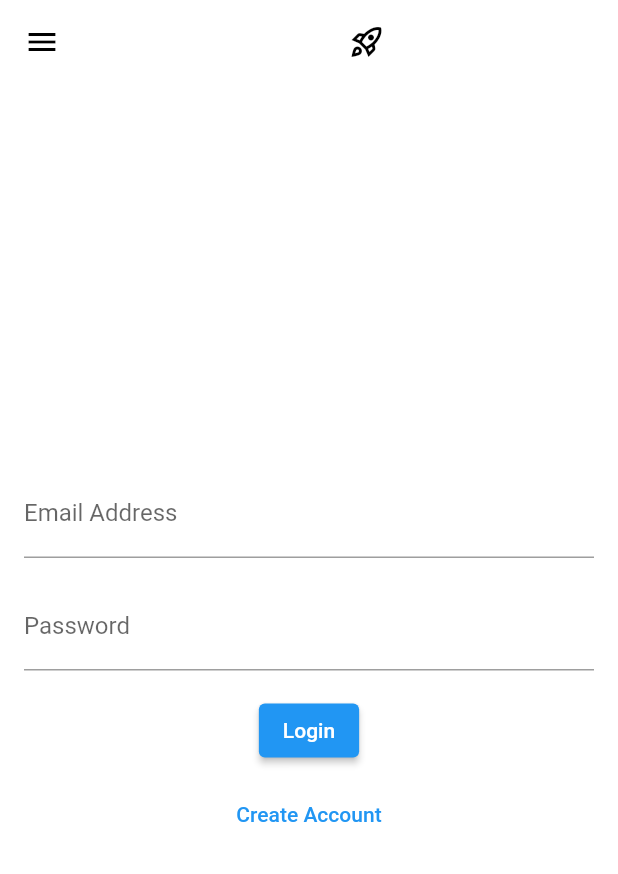
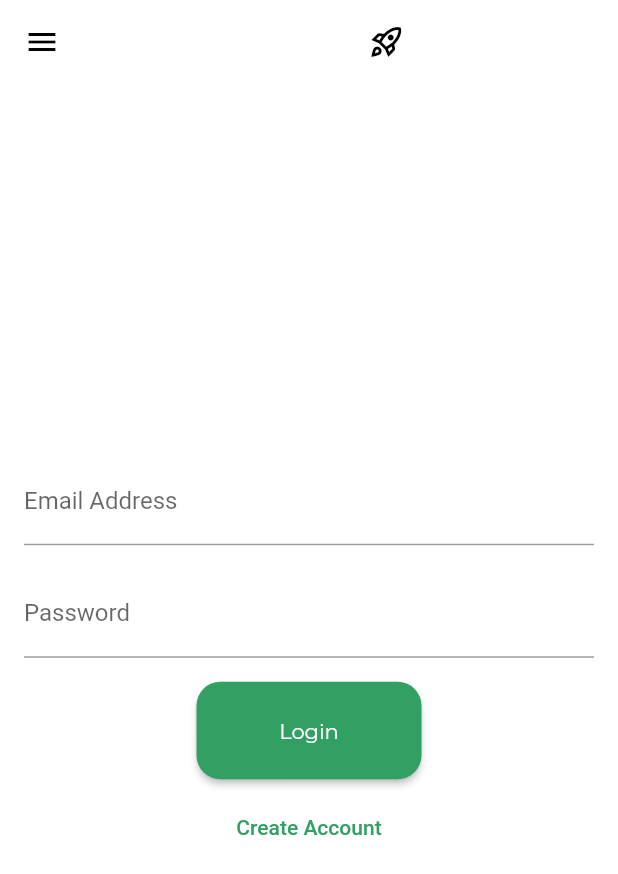
Before and after one commit to ibrahimelnemr/flagak-flutter-app, a Flutter app: the screen it shows after launch, after a tap on "Get Started", on a phone screen of 412 x 824 dp. Shown: the top 874 px of the screen. Run offline on Flutter 3.47's test engine with Material 2 defaults, Android fonts, the phone set to English and light mode, and no system bars; our stand-ins replace flutter_secure_storage, google_fonts; network calls fail.

Commit message:
improve styling

```diff
--- a/frontend/lib/main.dart
+++ b/frontend/lib/main.dart
@@ -2,6 +2,7 @@ import 'package:flutter/material.dart';
 import 'package:frontend/helpers/not_logged_in_view.dart';
 import 'package:frontend/services/api_service.dart';
 import 'package:frontend/services/product.dart';
+import 'package:frontend/utils/styles.dart';
 import 'package:frontend/views/admin_view.dart';
 import 'package:frontend/views/create_product_view.dart';
 import 'package:frontend/views/edit_product_view.dart';
@@ -120,10 +121,7 @@ class _AppScaffoldState extends State<AppScaffold> {
             children: [
               Text(
                 'Trendify',
-                style: TextStyle(
-                  fontWeight: FontWeight.w300,
-                  fontSize: 20,
-                ),
+                style: AppStyles.logoTextStyle
               ),
               Icon(Icons.rocket_launch_outlined),
               SizedBox(width: 50)
--- a/frontend/lib/services/api_service.dart
+++ b/frontend/lib/services/api_service.dart
@@ -5,9 +5,12 @@ import 'package:http/http.dart' as http;
 import 'package:flutter_secure_storage/flutter_secure_storage.dart';
 
 class ApiService {
-  //static const String apiEndpoint = 'http://localhost:3000';
-  // elastic beanstalk hosted endpoint
-  static const String apiEndpoint = 'http://flagak-task-2-env.eba-v47pizxh.eu-north-1.elasticbeanstalk.com';
+  //local test API endpoint
+  static const String apiEndpoint = 'http://localhost:8080';
+
+  // elastic beanstalk API endpoint
+  // static const String apiEndpoint = 'http://flagak-task-2-env.eba-v47pizxh.eu-north-1.elasticbeanstalk.com';
+
   static const String registerPath = '/users/register';
   static const String loginPath = '/users/login';
   static const String viewAllProductsPath = '/products';
--- /dev/null
+++ b/frontend/lib/utils/styles.dart
@@ -0,0 +1,47 @@
+import 'package:flutter/material.dart';
+import 'package:google_fonts/google_fonts.dart';
+
+class AppStyles {
+  static const String defaultFontFamily = 'Montserrat';
+
+  static final TextStyle logoTextStyle = GoogleFonts.montserrat(
+    fontSize: 24.0,
+    fontWeight: FontWeight.normal,
+  );
+
+  static final TextStyle titleTextStyle = GoogleFonts.montserrat(
+    fontSize: 20.0,
+    fontWeight: FontWeight.normal,
+  );
+
+  static final TextStyle subtitleTextStyle = GoogleFonts.montserrat(
+    fontSize: 18.0,
+    fontWeight: FontWeight.normal,
+  );
+
+  static final TextStyle bodyTextStyle = GoogleFonts.montserrat(
+    fontSize: 16.0,
+    fontWeight: FontWeight.normal,
+  );
+
+  static final TextStyle TextFieldTextStyle = TextStyle(
+    fontSize: 20.0,
+    fontWeight: FontWeight.normal,
+  );
+
+
+  static final ButtonStyle defaultButtonStyle = ElevatedButton.styleFrom(
+    backgroundColor: Color(0xFF31A062),
+    padding: EdgeInsets.all(24),
+    shape: RoundedRectangleBorder(
+      borderRadius: BorderRadius.circular(16),
+    ),
+    minimumSize: Size(150, 0),
+  );
+
+  static final Color primaryThemeColor = Color(0xFF31A062);
+
+  static final ButtonStyle defaultTextButtonStyle = TextButton.styleFrom(
+    foregroundColor: primaryThemeColor,
+  );
+}
--- a/frontend/lib/views/admin_view.dart
+++ b/frontend/lib/views/admin_view.dart
@@ -2,7 +2,9 @@ import 'package:flutter/material.dart';
 import 'package:frontend/helpers/not_logged_in_view.dart';
 import 'package:frontend/services/api_service.dart';
 import 'package:frontend/services/product.dart';
+import 'package:frontend/utils/styles.dart';
 import 'package:frontend/views/view_product_view.dart';
+import 'package:frontend/widgets/custom_button.dart';
 import 'create_product_view.dart';
 import 'edit_product_view.dart';
 
@@ -139,9 +141,9 @@ class _AdminViewState extends State<AdminView> {
             );
         },
       ),
-      floatingActionButton: FloatingActionButton(
+      floatingActionButton: CustomButton(
+        buttonText: "Add New Product",
         onPressed: _createProduct,
-        child: Icon(Icons.add),
       ),
     );
   }
--- a/frontend/lib/views/create_product_view.dart
+++ b/frontend/lib/views/create_product_view.dart
@@ -1,6 +1,7 @@
 import 'package:flutter/material.dart';
 import 'package:frontend/services/api_service.dart';
 import 'package:frontend/services/product.dart';
+import 'package:frontend/utils/styles.dart';
 
 class CreateProductView extends StatefulWidget {
 
@@ -58,7 +59,7 @@ class _CreateProductViewState extends State<CreateProductView> {
       appBar: AppBar(
         title: Text(
           'Create Product',
-          style: TextStyle(fontWeight: FontWeight.bold),
+          style: AppStyles.titleTextStyle,
 
         ),
         iconTheme: IconThemeData(color: Colors.black),
--- a/frontend/lib/views/login_view.dart
+++ b/frontend/lib/views/login_view.dart
@@ -1,5 +1,9 @@
 import 'package:flutter/material.dart';
 import 'package:frontend/services/api_service.dart';
+import 'package:frontend/utils/styles.dart';
+import 'package:frontend/widgets/custom_button.dart';
+import 'package:frontend/widgets/custom_text_field.dart';
+
 
 class LoginView extends StatefulWidget {
   @override
@@ -18,16 +22,7 @@ class _LoginViewState extends State<LoginView> {
         child: Column(
           mainAxisAlignment: MainAxisAlignment.center,
           children: [
-            TextField(
-              controller: emailController,
-              decoration: InputDecoration(
-                labelText: 'Email Address',
-                focusedBorder: OutlineInputBorder(
-                  borderSide: BorderSide(color: Colors.blue),
-                ),
-              ),
-              keyboardType: TextInputType.emailAddress,
-            ),
+            CustomTextField(controller: emailController, labelText: 'Email Address'),
             SizedBox(height: 16),
             TextField(
               controller: passwordController,
@@ -40,9 +35,8 @@ class _LoginViewState extends State<LoginView> {
               obscureText: true,
             ),
             SizedBox(height: 16),
-            ElevatedButton(
-              onPressed: () async {
-                try {
+            CustomButton(buttonText: "Login", onPressed: () async {
+               try {
                   final token = await ApiService.loginUser(
                     email: emailController.text,
                     password: passwordController.text,
@@ -71,12 +65,8 @@ class _LoginViewState extends State<LoginView> {
                     ),
                   );
                 }
-              },
-              child: Text('Login'),
-              style: ElevatedButton.styleFrom(
-                primary: Colors.blue,
-              ),
-            ),
+            }),
+
             SizedBox(height: 8),
             TextButton(
               onPressed: () {
@@ -84,6 +74,7 @@ class _LoginViewState extends State<LoginView> {
                 Navigator.pushReplacementNamed(context, '/register');
               },
               child: Text('Create Account'),
+              style: AppStyles.defaultTextButtonStyle,
             ),
           ],
         ),
--- a/frontend/lib/views/welcome_view.dart
+++ b/frontend/lib/views/welcome_view.dart
@@ -1,5 +1,7 @@
 import 'package:flutter/material.dart';
+import 'package:frontend/utils/styles.dart';
 import 'package:frontend/views/main_view.dart';
+import 'package:frontend/widgets/custom_button.dart';
 
 class WelcomeView extends StatelessWidget {
   @override
@@ -11,22 +13,15 @@ class WelcomeView extends StatelessWidget {
           children: [
             Text(
               'Welcome',
-              style: TextStyle(
-                fontSize: 24,
-                fontWeight: FontWeight.bold,
-              ),
+              style: AppStyles.titleTextStyle,
             ),
             SizedBox(height: 16),
-            ElevatedButton(
+            CustomButton(
+              buttonText: 'Get Started',
               onPressed: () {
                 Navigator.pushNamed(context, '/login');
               },
-              child: Text('Get Started'),
-              style: ElevatedButton.styleFrom(
-                primary: Colors.blue,
-              ),
             ),
-
           ],
         ),
       ),
--- /dev/null
+++ b/frontend/lib/widgets/custom_button.dart
@@ -0,0 +1,28 @@
+import 'package:flutter/material.dart';
+import 'package:frontend/utils/styles.dart';
+import 'package:google_fonts/google_fonts.dart';
+
+class CustomButton extends StatelessWidget {
+  final String buttonText;
+  final VoidCallback onPressed;
+
+  CustomButton({
+    required this.buttonText,
+    required this.onPressed,
+  });
+
+  @override
+  Widget build(BuildContext context) {
+    return ElevatedButton(
+      onPressed: onPressed,
+      style: AppStyles.defaultButtonStyle,
+      child: Text(
+        buttonText,
+        style: GoogleFonts.montserrat(
+          color: Colors.white,
+          fontWeight: FontWeight.normal,
+        ),
+      ),
+    );
+  }
+}
--- /dev/null
+++ b/frontend/lib/widgets/custom_text_field.dart
@@ -0,0 +1,24 @@
+import 'package:flutter/material.dart';
+
+class CustomTextField extends StatelessWidget {
+  final TextEditingController controller;
+  final String labelText;
+
+  CustomTextField({
+    required this.controller,
+    required this.labelText,
+  });
+
+  @override
+  Widget build(BuildContext context) {
+    return TextField(
+      controller: controller,
+      decoration: InputDecoration(
+        labelText: labelText,
+        focusedBorder: OutlineInputBorder(
+          borderSide: BorderSide(color: Colors.blue),
+        ),
+      ),
+    );
+  }
+}
--- a/frontend/pubspec.yaml
+++ b/frontend/pubspec.yaml
@@ -33,6 +33,7 @@ dependencies:
   http: ^0.13.3
   flutter_dotenv: ^5.1.0
   flutter_secure_storage: ^9.0.0
+  google_fonts: any
 
 
   # The following adds the Cupertino Icons font to your application.
```
Also changed, not shown: frontend/lib/views/account_view.dart (+15 -36 lines), frontend/pubspec.lock.
